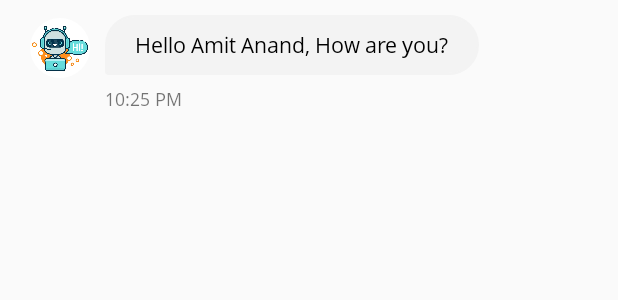
After one commit to SandeepaFernando/Eventz_Android, an Android app: the layout receive_layout.xml on its own in the app's theme, with its tools: preview values and no code run, on a phone screen of 412 x 824 dp. The commit adds this screen. Shown: the top 300 px of the screen. Run offline under Robolectric (Android 15) with nearby library versions, the phone set to English and light mode, and no system bars; network calls fail.

Commit message:
Chat Bot Added

```diff
--- a/app/build.gradle
+++ b/app/build.gradle
@@ -50,4 +50,5 @@ dependencies {
     //noinspection GradleCompatible
     implementation 'com.android.support:cardview-v7:28.0.0'
     implementation "androidx.swiperefreshlayout:swiperefreshlayout:1.1.0"
+    implementation 'de.hdodenhof:circleimageview:3.0.1'
 }
--- a/app/src/main/AndroidManifest.xml
+++ b/app/src/main/AndroidManifest.xml
@@ -12,10 +12,11 @@
         android:roundIcon="@mipmap/ic_launcher_round"
         android:supportsRtl="true"
         android:theme="@style/AppTheme">
+        <activity android:name=".chatbot.ChatActivity"></activity>
         <activity
             android:name=".eventInfo.Event_infoActivity"
             android:label="@string/title_activity_event_info"
-            android:theme="@style/AppTheme.NoActionBar"></activity>
+            android:theme="@style/AppTheme.NoActionBar" />
         <activity
             android:name=".register.RegOrganizerScrollingActivity"
             android:label="@string/title_activity_reg_organizer_scrolling"
--- a/app/src/main/java/com/example/eventz/home/HomeActivity.java
+++ b/app/src/main/java/com/example/eventz/home/HomeActivity.java
@@ -1,5 +1,6 @@
 package com.example.eventz.home;
 
+import android.content.Intent;
 import android.content.SharedPreferences;
 import android.os.Bundle;
 import android.util.Log;
@@ -8,6 +9,7 @@ import android.view.Menu;
 import android.widget.Toast;
 
 import com.example.eventz.R;
+import com.example.eventz.chatbot.ChatActivity;
 import com.example.eventz.preferences.User;
 import com.google.android.material.floatingactionbutton.FloatingActionButton;
 import com.google.android.material.snackbar.Snackbar;
@@ -36,7 +38,8 @@ public class HomeActivity extends AppCompatActivity {
         fab.setOnClickListener(new View.OnClickListener() {
             @Override
             public void onClick(View view) {
-                Toast.makeText(getApplicationContext(), "Click", Toast.LENGTH_LONG).show();
+                Intent intent = new Intent(HomeActivity.this, ChatActivity.class);
+                startActivity(intent);
             }
         });
 
--- /dev/null
+++ b/app/src/main/res/drawable/reveive_design.xml
@@ -0,0 +1,22 @@
+<?xml version="1.0" encoding="utf-8"?>
+
+<shape xmlns:android="http://schemas.android.com/apk/res/android"
+    android:shape="rectangle" >
+
+    <stroke android:width="1dp"
+        android:color="#F3F3F3"/>
+
+    <corners android:bottomLeftRadius="10dp"
+        android:topLeftRadius="100dp"
+        android:bottomRightRadius="100dp"
+        android:topRightRadius="100dp" />
+
+    <!-- <gradient android:startColor="@android:color/transparent"
+         android:endColor="@android:color/transparent"
+         android:angle="90"/>-->
+
+    <gradient android:startColor="#F3F3F3"
+        android:endColor="#F3F3F3"
+        android:angle="90"/>
+
+</shape>
--- /dev/null
+++ b/app/src/main/res/layout/receive_layout.xml
@@ -0,0 +1,62 @@
+<?xml version="1.0" encoding="utf-8"?>
+<RelativeLayout xmlns:android="http://schemas.android.com/apk/res/android"
+    android:layout_width="match_parent"
+    android:layout_height="wrap_content"
+    android:layout_margin="10dp"
+    android:orientation="vertical">
+
+
+    <LinearLayout
+        android:id="@+id/messageLayout"
+        android:layout_width="wrap_content"
+        android:layout_height="wrap_content"
+        android:orientation="horizontal">
+
+        <de.hdodenhof.circleimageview.CircleImageView
+            xmlns:app="http://schemas.android.com/apk/res-auto"
+            android:id="@+id/profile_image"
+            android:layout_width="40dp"
+            android:layout_height="40dp"
+            android:src="@drawable/chat_bot_img"
+            android:layout_marginLeft="10dp"
+            android:layout_marginTop="2dp"
+            app:civ_border_color="#FF000000"
+            app:civ_border_width="0dp" />
+
+
+        <LinearLayout
+            android:layout_marginLeft="10dp"
+            android:layout_width="wrap_content"
+            android:layout_height="wrap_content"
+            android:background="@drawable/reveive_design"
+            android:orientation="horizontal">
+
+            <TextView
+                android:id="@+id/message"
+                android:layout_width="wrap_content"
+                android:layout_height="wrap_content"
+                android:layout_marginLeft="20dp"
+                android:layout_marginRight="20dp"
+                android:layout_marginTop="10dp"
+                android:layout_marginBottom="10dp"
+                android:fontFamily="@font/opensansregular"
+                android:text="Hello Amit Anand, How are you?"
+                android:textColor="#000000"></TextView>
+        </LinearLayout>
+
+    </LinearLayout>
+
+
+    <TextView
+        android:id="@+id/time"
+        android:layout_width="wrap_content"
+        android:layout_height="wrap_content"
+        android:layout_below="@+id/messageLayout"
+        android:layout_marginLeft="60dp"
+        android:layout_marginTop="5dp"
+        android:layout_marginRight="10dp"
+        android:fontFamily="@font/opensansregular"
+        android:text="10:25 PM"
+        android:textSize="12dp"></TextView>
+
+</RelativeLayout>
```
Also changed, not shown: app/src/main/java/com/example/eventz/chatbot/ChatActivity.java (added, +168 -0 lines), app/src/main/java/com/example/eventz/chatbot/MessageChatAdapter.java (added, +117 -0 lines), app/src/main/java/com/example/eventz/chatbot/MessageChatModel.java (added, +25 -0 lines), app/src/main/res/drawable/send_design.xml (added, +22 -0 lines), app/src/main/res/layout/activity_chat.xml (added, +112 -0 lines), app/src/main/res/layout/send_layout.xml (added, +60 -0 lines), app/src/main/res/values/strings.xml (+9 -0 lines), app/src/main/res/drawable/back.png (added), app/src/main/res/drawable/chat_bot_img.jpg (added), app/src/main/res/drawable/doubletick.png (added), app/src/main/res/drawable/emoji.png (added), app/src/main/res/drawable/send.png (added), app/src/main/res/font/opensansregular.ttf (added).
